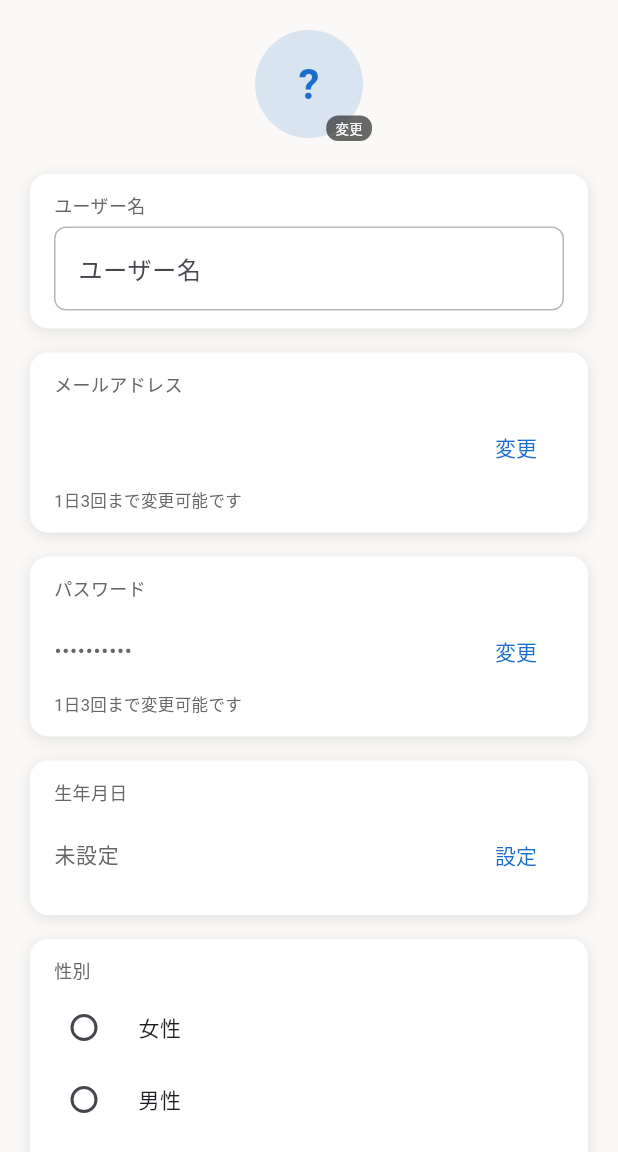
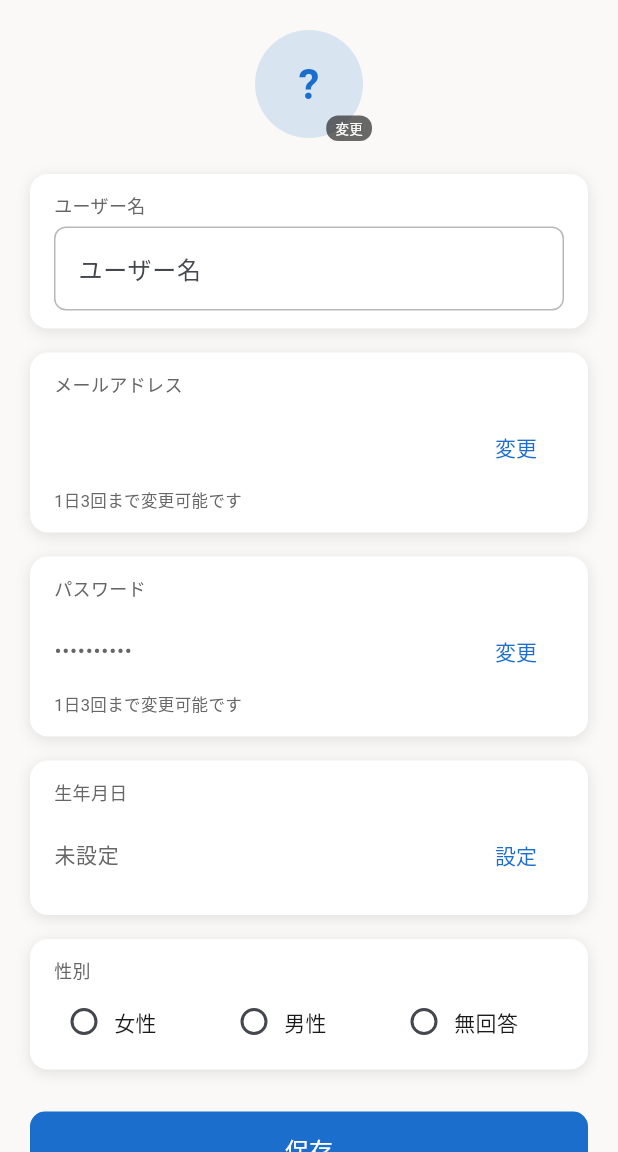
Before and after one commit to erablea/alamode_app, a Flutter app: the screen it shows once a user with an empty profile is signed in, item 4 of the bottom bar chosen, after a tap on "ログイン中", on a phone screen of 412 x 824 dp, the part 84-1236 px from its top. Run offline on Flutter 3.47's test engine with Material 3 defaults, Android fonts, the phone set to English and light mode, and no system bars; our stand-ins replace cached_network_image, image_picker, shared_preferences, supabase_flutter, syncfusion_flutter_datepicker; accounts and stored records are empty; Roboto replaces fonts that are missing (ZenMaruGothic); project files that could hold a hidden picture were left out.

```diff
--- a/lib/view/user.dart
+++ b/lib/view/user.dart
@@ -673,13 +673,32 @@ class _UserScreenState extends State<UserScreen> {
           padding: const EdgeInsets.all(20),
           child: Row(
             children: [
-              Container(
+              FutureBuilder<int?>(
+                future: () {
+                  final uid = AuthService.instance.currentUser?.id;
+                  return uid != null ? PersonIconService.getSelfIconIndex(uid) : Future.value(null);
+                }(),
+                builder: (context, snapshot) {
+                  final iconIndex = snapshot.data;
+                  if (iconIndex != null && iconIndex >= 0 && iconIndex < kPersonIcons.length) {
+                    return Container(
+                      padding: const EdgeInsets.all(6),
+                      decoration: BoxDecoration(
+                        color: kPersonIcons[iconIndex].bgColor,
+                        borderRadius: BorderRadius.circular(8),
+                      ),
+                      child: Text(kPersonIcons[iconIndex].emoji, style: const TextStyle(fontSize: 20)),
+                    );
+                  }
+                  return Container(
                     padding: const EdgeInsets.all(10),
                     decoration: BoxDecoration(
                       color: primary.withOpacity(0.1),
                       borderRadius: BorderRadius.circular(8),
                     ),
                     child: Icon(Icons.account_circle_outlined, color: primary, size: 20),
+                  );
+                },
               ),
               const SizedBox(width: 16),
               Expanded(
@@ -2406,15 +2425,24 @@ class _MyPageScreenState extends State<MyPageScreen> {
                   // Gender
                   _buildSection(
                     title: '性別',
-                    child: Column(
-                      children: ['女性', '男性', '無回答'].map((g) => RadioListTile<String>(
+                    child: Row(
+                      children: ['女性', '男性', '無回答'].map((g) => Expanded(
+                        child: InkWell(
+                          onTap: () => setState(() => _gender = g),
+                          child: Row(
+                            mainAxisSize: MainAxisSize.min,
+                            children: [
+                              Radio<String>(
                                 value: g,
                                 groupValue: _gender,
                                 onChanged: (v) => setState(() => _gender = v),
-                        title: Text(g, style: const TextStyle(fontSize: 14)),
                                 activeColor: primary,
-                        dense: true,
-                        contentPadding: EdgeInsets.zero,
+                                materialTapTargetSize: MaterialTapTargetSize.shrinkWrap,
+                              ),
+                              Text(g, style: const TextStyle(fontSize: 14)),
+                            ],
+                          ),
+                        ),
                       )).toList(),
                     ),
                   ),
--- a/lib/widgets/person_icon.dart
+++ b/lib/widgets/person_icon.dart
@@ -55,6 +55,13 @@ class PersonIconService {
   static Future<int?> getIconIndex(String personName) async {
     final all = await loadAll();
     return all[personName];
+  }
+
+  /// ログインユーザー自身のアイコン(マイページで選択したもの)。
+  /// personName別のkPersonIconsマップとは別に、userIdをキーに保存されている。
+  static Future<int?> getSelfIconIndex(String userId) async {
+    final prefs = await SharedPreferences.getInstance();
+    return prefs.getInt('user_profile_icon_$userId');
   }
 }
 
```
Lines whose indentation alone changed are shown as unchanged.
